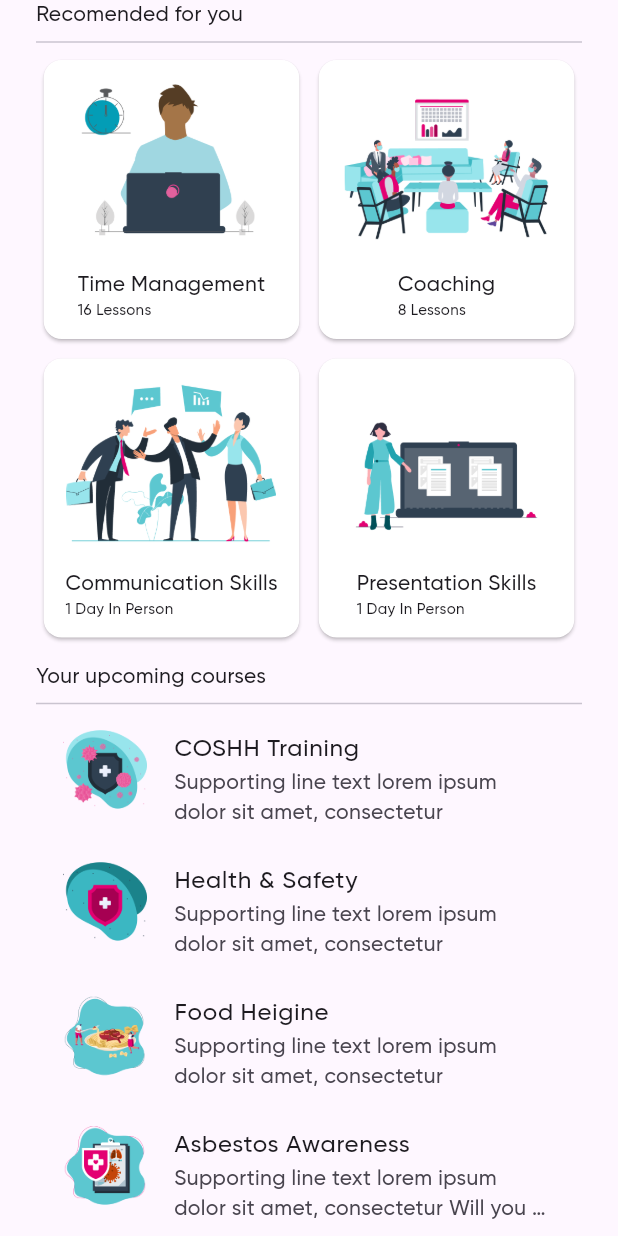
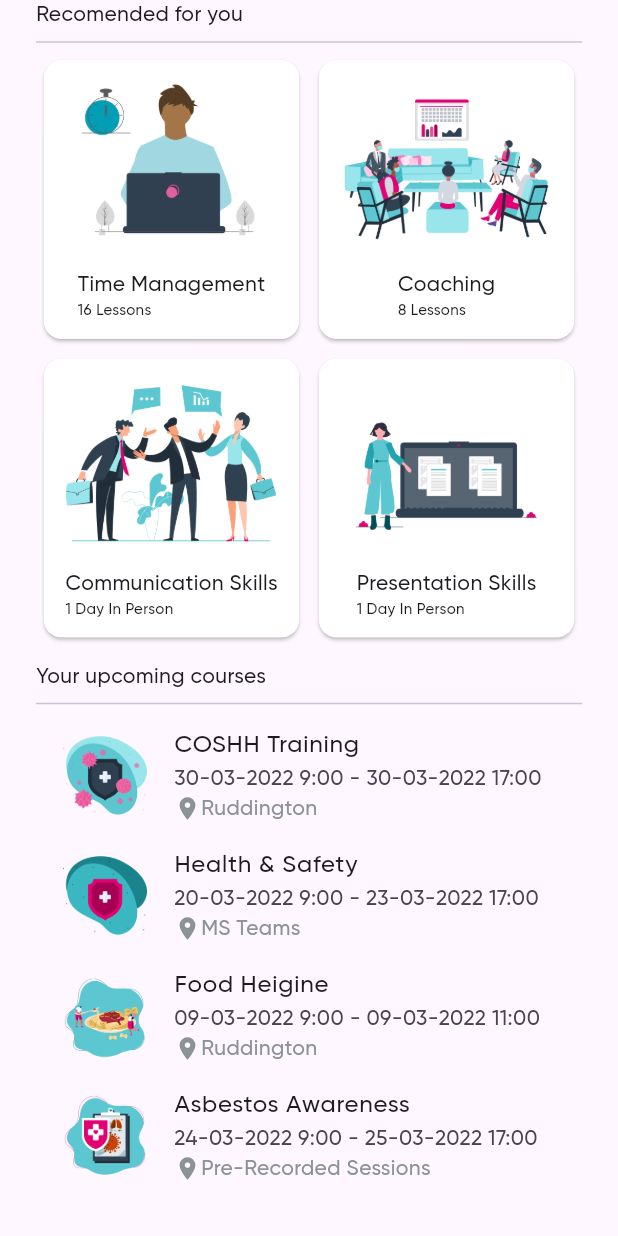
Before and after one commit to BelchieBen/I-Learn, a Flutter app: the Home widget shown alone on an empty page, opened directly, on a phone screen of 412 x 824 dp. Run offline on Flutter 3.47's test engine with Material 2 defaults, Android fonts, the phone set to English and light mode, and no system bars; our stand-ins replace lottie, string_validator; network calls fail.

Commit message:
Changed short description for location and date for upcoming courses & added navigation to course detail page

```diff
--- a/lib/src/pages/courses/course_detail.dart
+++ b/lib/src/pages/courses/course_detail.dart
@@ -1,11 +1,13 @@
 import 'package:booking_app/src/components/course/self_directed_learning_table.dart';
 import 'package:booking_app/src/pages/booking/book_course.dart';
 import 'package:flutter/material.dart';
+import 'package:string_validator/string_validator.dart';
 
 class CourseDetailPage extends StatefulWidget {
   final Map<String, String> course;
   const CourseDetailPage({super.key, required this.course});
 
+  @override
   State<CourseDetailPage> createState() => _CourseDetailPageState();
 }
 
@@ -23,6 +25,8 @@ class _CourseDetailPageState extends State<CourseDetailPage> {
     final tags = widget.course["tags"]!.split(",");
     final contentTypes = widget.course["learningContents"]!.split(",");
     final quoteText = widget.course["quoteText"]!;
+
+    print(widget.course["showBookBtn"]);
 
     return Scaffold(
       appBar: appHeader(),
@@ -53,7 +57,9 @@ class _CourseDetailPageState extends State<CourseDetailPage> {
                     courseLocation(),
                     const SelfDirectedLearningTable(),
                     const SizedBox(height: 16),
-                    bookSessionButton(context),
+                    widget.course["showBookBtn"] != null
+                        ? bookSessionButton(context)
+                        : const SizedBox(),
                     const SizedBox(height: 16),
                   ],
                 ),
--- a/lib/src/pages/home.dart
+++ b/lib/src/pages/home.dart
@@ -22,6 +22,7 @@ class _HomeState extends State<Home> {
       "tags": "Duration: 2 Hours,Maximum Attendees: 12,Suitable for everyone",
       "learningContents": "FaceToFace.png,Podcast.png,TopTips.png,Article.png",
       "location": "Ruddington",
+      "showBookBtn": "true",
     },
     {
       "title": "Coaching",
@@ -34,6 +35,7 @@ class _HomeState extends State<Home> {
       "tags": "Duration: 4 Hours,Maximum Attendees: 12,Suitable for everyone",
       "learningContents": "FaceToFace.png,Article.png,Podcast.png",
       "location": "Ruddington",
+      "showBookBtn": "true",
     },
     {
       "title": "Communication Skills",
@@ -46,6 +48,7 @@ class _HomeState extends State<Home> {
       "tags": "Duration: 1 Day,Maximum Attendees: 12,Suitable for everyone",
       "learningContents": "FaceToFace.png,Video.png,Article.png,TopTips.png",
       "location": "Ruddington",
+      "showBookBtn": "true",
     },
     {
       "title": "Presentation Skills",
@@ -58,6 +61,7 @@ class _HomeState extends State<Home> {
       "tags": "Duration: 1 Day,Maximum Attendees: 6,Suitable for everyone",
       "learningContents": "FaceToFace.png,Video.png,Article.png",
       "location": "Pre-Recorded Sessions",
+      "showBookBtn": "true",
     },
   ];
 
@@ -65,23 +69,50 @@ class _HomeState extends State<Home> {
     {
       "title": "COSHH Training",
       "image": "images/COSHH.png",
-      "altText": "Supporting line text lorem ipsum dolor sit amet, consectetur",
+      "location": "Ruddington",
+      "altText": "30-03-2022 9:00 - 30-03-2022 17:00",
+      "description":
+          "Time management enables each of us to improve and be more productive and fulfilled individually, so logically the effects across whole organisations of good or poor time management are enormous. In fact, a 2007 survey of 2500 businesses over a four-year period indicated that on average wasted time cost UK businesses £80bn per year! Save time and money by learning how to properly plan and protect your time!",
+      "quoteText":
+          "I apply most of the techniques I learnt in training in both my personal and professional life",
+      "tags": "Duration: 2 Hours,Maximum Attendees: 12,Suitable for everyone",
+      "learningContents": "FaceToFace.png,Podcast.png,TopTips.png,Article.png",
     },
     {
       "title": "Health & Safety",
       "image": "images/FirstAid.png",
-      "altText": "Supporting line text lorem ipsum dolor sit amet, consectetur",
+      "location": "MS Teams",
+      "altText": "20-03-2022 9:00 - 23-03-2022 17:00",
+      "description":
+          "Time management enables each of us to improve and be more productive and fulfilled individually, so logically the effects across whole organisations of good or poor time management are enormous. In fact, a 2007 survey of 2500 businesses over a four-year period indicated that on average wasted time cost UK businesses £80bn per year! Save time and money by learning how to properly plan and protect your time!",
+      "quoteText":
+          "I apply most of the techniques I learnt in training in both my personal and professional life",
+      "tags": "Duration: 2 Hours,Maximum Attendees: 12,Suitable for everyone",
+      "learningContents": "FaceToFace.png,Podcast.png,TopTips.png,Article.png",
     },
     {
       "title": "Food Heigine",
       "image": "images/FoodSafetyLevel.png",
-      "altText": "Supporting line text lorem ipsum dolor sit amet, consectetur",
+      "location": "Ruddington",
+      "altText": "09-03-2022 9:00 - 09-03-2022 11:00",
+      "description":
+          "Time management enables each of us to improve and be more productive and fulfilled individually, so logically the effects across whole organisations of good or poor time management are enormous. In fact, a 2007 survey of 2500 businesses over a four-year period indicated that on average wasted time cost UK businesses £80bn per year! Save time and money by learning how to properly plan and protect your time!",
+      "quoteText":
+          "I apply most of the techniques I learnt in training in both my personal and professional life",
+      "tags": "Duration: 2 Hours,Maximum Attendees: 12,Suitable for everyone",
+      "learningContents": "FaceToFace.png,Podcast.png,TopTips.png,Article.png",
     },
     {
       "title": "Asbestos Awareness",
       "image": "images/AsbestosAwareness.png",
-      "altText":
-          "Supporting line text lorem ipsum dolor sit amet, consectetur Will you show up?",
+      "location": "Pre-Recorded Sessions",
+      "altText": "24-03-2022 9:00 - 25-03-2022 17:00",
+      "description":
+          "Time management enables each of us to improve and be more productive and fulfilled individually, so logically the effects across whole organisations of good or poor time management are enormous. In fact, a 2007 survey of 2500 businesses over a four-year period indicated that on average wasted time cost UK businesses £80bn per year! Save time and money by learning how to properly plan and protect your time!",
+      "quoteText":
+          "I apply most of the techniques I learnt in training in both my personal and professional life",
+      "tags": "Duration: 2 Hours,Maximum Attendees: 12,Suitable for everyone",
+      "learningContents": "FaceToFace.png,Podcast.png,TopTips.png,Article.png",
     },
   ];
 
@@ -115,11 +146,13 @@ class _HomeState extends State<Home> {
                               child: InkWell(
                                 onTap: () {
                                   Navigator.push(
-                                      context,
-                                      MaterialPageRoute(
-                                          builder: (context) =>
-                                              // CourseDetail(course: item),
-                                              CourseDetailPage(course: item)));
+                                    context,
+                                    MaterialPageRoute(
+                                      builder: (context) =>
+                                          // CourseDetail(course: item),
+                                          CourseDetailPage(course: item),
+                                    ),
+                                  );
                                 },
                                 child: Padding(
                                   padding:
@@ -163,12 +196,39 @@ class _HomeState extends State<Home> {
                         width: 60,
                       ),
                       title: Text(item["title"]!),
-                      subtitle: Text(
-                        item["altText"]!,
-                        maxLines: 2,
-                        overflow: TextOverflow.ellipsis,
+                      subtitle: Column(
+                        crossAxisAlignment: CrossAxisAlignment.start,
+                        children: [
+                          Text(item["altText"]!),
+                          Row(
+                            mainAxisAlignment: MainAxisAlignment.start,
+                            crossAxisAlignment: CrossAxisAlignment.center,
+                            children: [
+                              const Icon(
+                                Icons.location_on,
+                                size: 18,
+                                color: Color.fromRGBO(139, 147, 151, 1),
+                              ),
+                              Text(
+                                item["location"]!,
+                                style: const TextStyle(
+                                  color: Color.fromRGBO(139, 147, 151, 1),
+                                ),
+                              ),
+                            ],
+                          ),
+                        ],
                       ),
-                      isThreeLine: true,
+                      onTap: () {
+                        Navigator.push(
+                          context,
+                          MaterialPageRoute(
+                            builder: (context) =>
+                                // CourseDetail(course: item),
+                                CourseDetailPage(course: item),
+                          ),
+                        );
+                      },
                     ),
                 ],
               ),
--- a/pubspec.yaml
+++ b/pubspec.yaml
@@ -38,6 +38,7 @@ dependencies:
   cupertino_icons: ^1.0.2
   flutter_native_splash: ^2.2.17
   lottie: ^2.2.0
+  string_validator: ^1.0.0
 
 dev_dependencies:
   flutter_test:
```
Also changed, not shown: pubspec.lock.
